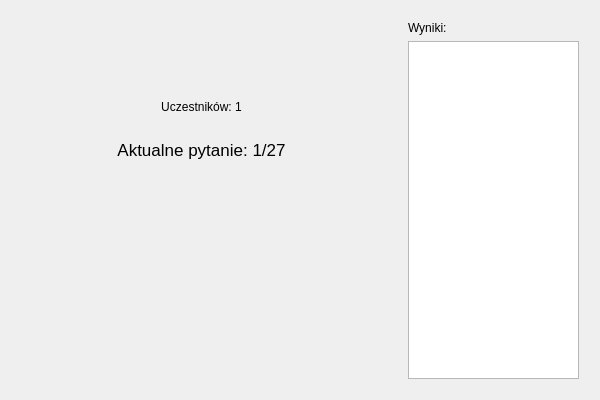
Before: the Qt Designer form src/client/gui/Panel.ui in PiotrRem/Lachut, drawn with Qt 5.
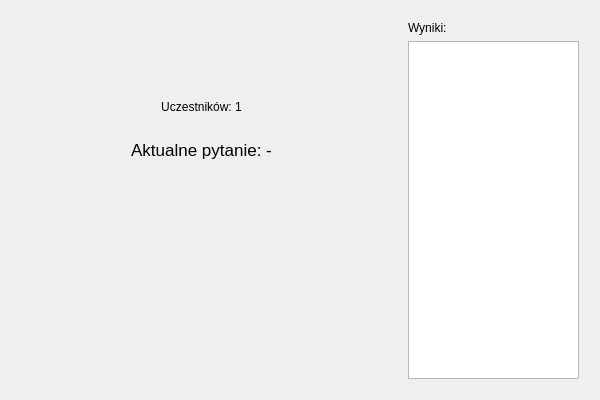
After: the same form once the commit is applied.

Commit message: uzupełnienie gui

The edit to the form file:
```diff
--- a/src/client/gui/Panel.ui
+++ b/src/client/gui/Panel.ui
@@ -114,7 +114,7 @@
               </font>
              </property>
              <property name="text">
-              <string>Aktualne pytanie: 1/27</string>
+              <string>Aktualne pytanie: -</string>
              </property>
              <property name="alignment">
               <set>Qt::AlignmentFlag::AlignHCenter|Qt::AlignmentFlag::AlignTop</set>
```
The commit also changes 5 other files.
